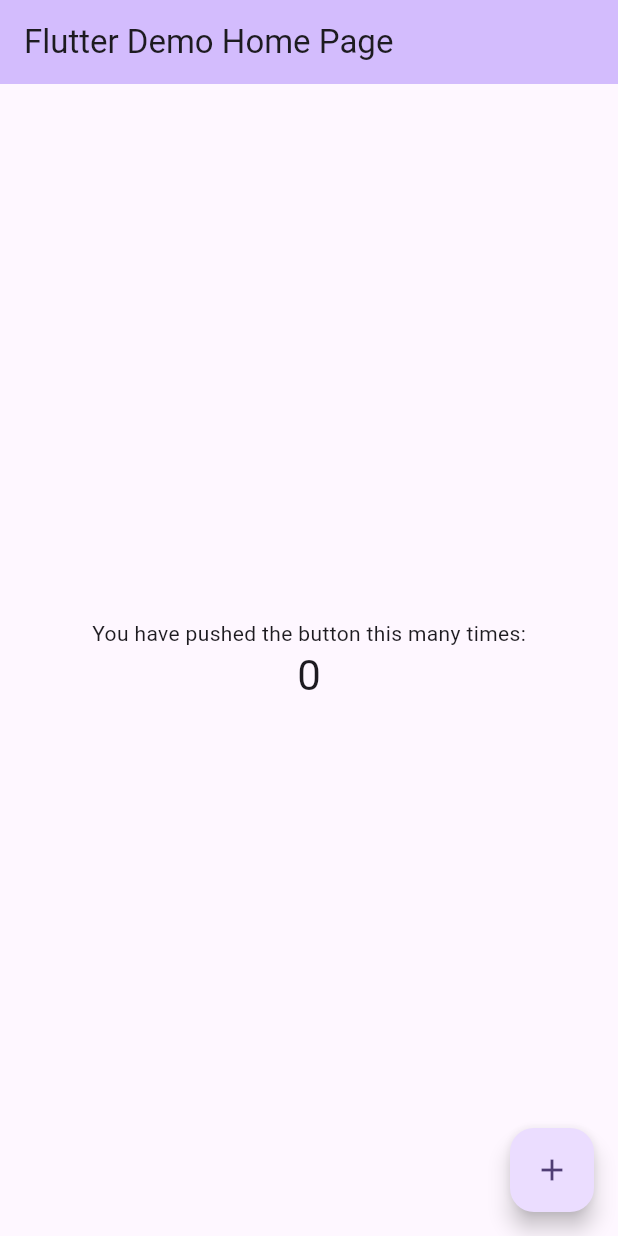
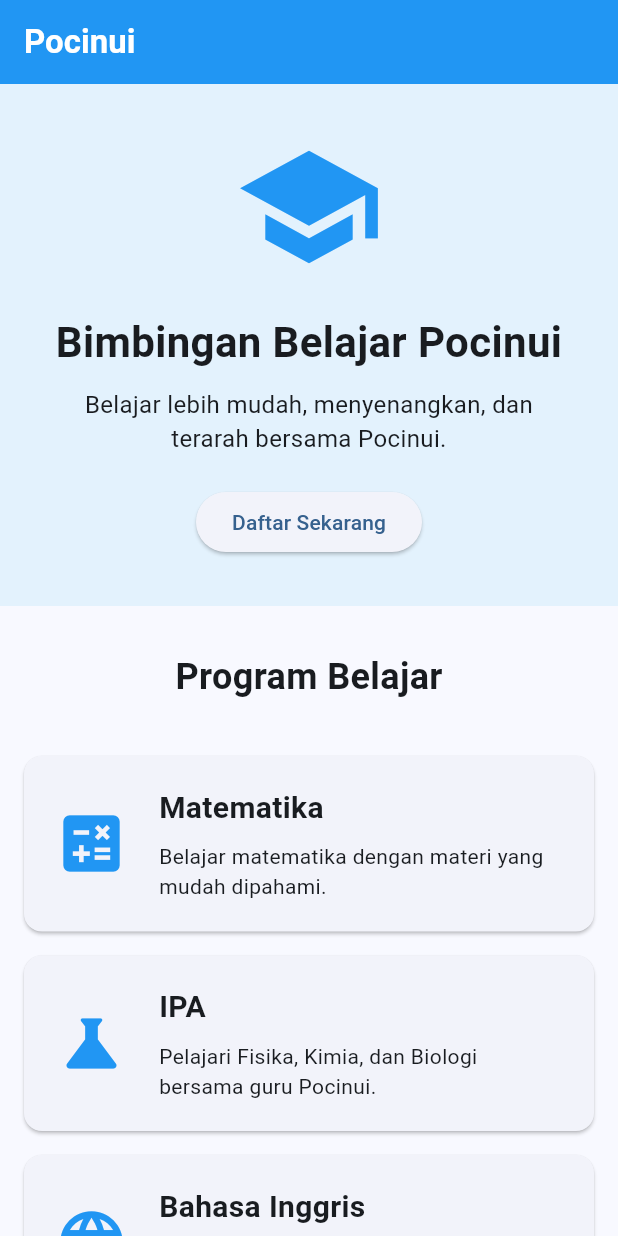
Before and after one commit to hanasoke/pocinui_apps, a Flutter app: the screen it shows after launch, on a phone screen of 412 x 824 dp. Run offline on Flutter 3.47's test engine with Material 3 defaults, Android fonts, the phone set to English and light mode, and no system bars.

Commit message:
update main.dart

```diff
--- a/lib/main.dart
+++ b/lib/main.dart
@@ -1,122 +1,24 @@
 import 'package:flutter/material.dart';
+import 'pages/home_page.dart';
 
 void main() {
-  runApp(const MyApp());
+  runApp(const PocinuiApp());
 }
 
-class MyApp extends StatelessWidget {
-  const MyApp({super.key});
+class PocinuiApp extends StatelessWidget {
+  const PocinuiApp({super.key});
 
   // This widget is the root of your application.
   @override
   Widget build(BuildContext context) {
     return MaterialApp(
+      debugShowCheckedModeBanner: false,
       title: 'Flutter Demo',
       theme: ThemeData(
-        // This is the theme of your application.
-        //
-        // TRY THIS: Try running your application with "flutter run". You'll see
-        // the application has a purple toolbar. Then, without quitting the app,
-        // try changing the seedColor in the colorScheme below to Colors.green
-        // and then invoke "hot reload" (save your changes or press the "hot
-        // reload" button in a Flutter-supported IDE, or press "r" if you used
-        // the command line to start the app).
-        //
-        // Notice that the counter didn't reset back to zero; the application
-        // state is not lost during the reload. To reset the state, use hot
-        // restart instead.
-        //
-        // This works for code too, not just values: Most code changes can be
-        // tested with just a hot reload.
-        colorScheme: .fromSeed(seedColor: Colors.deepPurple),
+        colorScheme: ColorScheme.fromSeed(seedColor: Colors.blue),
+        useMaterial3: true,
       ),
-      home: const MyHomePage(title: 'Flutter Demo Home Page'),
+      home: const HomePage(),
     );
   }
 }
-
-class MyHomePage extends StatefulWidget {
-  const MyHomePage({super.key, required this.title});
-
-  // This widget is the home page of your application. It is stateful, meaning
-  // that it has a State object (defined below) that contains fields that affect
-  // how it looks.
-
-  // This class is the configuration for the state. It holds the values (in this
-  // case the title) provided by the parent (in this case the App widget) and
-  // used by the build method of the State. Fields in a Widget subclass are
-  // always marked "final".
-
-  final String title;
-
-  @override
-  State<MyHomePage> createState() => _MyHomePageState();
-}
-
-class _MyHomePageState extends State<MyHomePage> {
-  int _counter = 0;
-
-  void _incrementCounter() {
-    setState(() {
-      // This call to setState tells the Flutter framework that something has
-      // changed in this State, which causes it to rerun the build method below
-      // so that the display can reflect the updated values. If we changed
-      // _counter without calling setState(), then the build method would not be
-      // called again, and so nothing would appear to happen.
-      _counter++;
-    });
-  }
-
-  @override
-  Widget build(BuildContext context) {
-    // This method is rerun every time setState is called, for instance as done
-    // by the _incrementCounter method above.
-    //
-    // The Flutter framework has been optimized to make rerunning build methods
-    // fast, so that you can just rebuild anything that needs updating rather
-    // than having to individually change instances of widgets.
-    return Scaffold(
-      appBar: AppBar(
-        // TRY THIS: Try changing the color here to a specific color (to
-        // Colors.amber, perhaps?) and trigger a hot reload to see the AppBar
-        // change color while the other colors stay the same.
-        backgroundColor: Theme.of(context).colorScheme.inversePrimary,
-        // Here we take the value from the MyHomePage object that was created by
-        // the App.build method, and use it to set our appbar title.
-        title: Text(widget.title),
-      ),
-      body: Center(
-        // Center is a layout widget. It takes a single child and positions it
-        // in the middle of the parent.
-        child: Column(
-          // Column is also a layout widget. It takes a list of children and
-          // arranges them vertically. By default, it sizes itself to fit its
-          // children horizontally, and tries to be as tall as its parent.
-          //
-          // Column has various properties to control how it sizes itself and
-          // how it positions its children. Here we use mainAxisAlignment to
-          // center the children vertically; the main axis here is the vertical
-          // axis because Columns are vertical (the cross axis would be
-          // horizontal).
-          //
-          // TRY THIS: Invoke "debug painting" (choose the "Toggle Debug Paint"
-          // action in the IDE, or press "p" in the console), to see the
-          // wireframe for each widget.
-          mainAxisAlignment: .center,
-          children: [
-            const Text('You have pushed the button this many times:'),
-            Text(
-              '$_counter',
-              style: Theme.of(context).textTheme.headlineMedium,
-            ),
-          ],
-        ),
-      ),
-      floatingActionButton: FloatingActionButton(
-        onPressed: _incrementCounter,
-        tooltip: 'Increment',
-        child: const Icon(Icons.add),
-      ),
-    );
-  }
-}
--- a/lib/pages/home_page.dart
+++ b/lib/pages/home_page.dart
@@ -0,0 +1,128 @@
+import 'package:flutter/material.dart';
+
+class HomePage extends StatelessWidget {
+  const HomePage({super.key});
+
+  @override
+  Widget build(BuildContext context) {
+    return Scaffold(
+      appBar: AppBar(
+        title: const Text(
+          'Pocinui',
+          style: TextStyle(fontWeight: FontWeight.bold),
+        ),
+        backgroundColor: Colors.blue,
+        foregroundColor: Colors.white,
+      ),
+
+      body: SingleChildScrollView(
+        child: Column(
+          children: [
+            Container(
+              width: double.infinity,
+              padding: const EdgeInsets.all(32),
+              color: Colors.blue.shade50,
+              child: Column(
+                children: [
+                  const Icon(Icons.school, size: 100, color: Colors.blue),
+
+                  const SizedBox(height: 20),
+
+                  const Text(
+                    'Bimbingan Belajar Pocinui',
+                    textAlign: TextAlign.center,
+                    style: TextStyle(fontSize: 28, fontWeight: FontWeight.bold),
+                  ),
+
+                  const SizedBox(height: 10),
+
+                  const Text(
+                    'Belajar lebih mudah, menyenangkan, dan terarah bersama Pocinui.',
+                    textAlign: TextAlign.center,
+                    style: TextStyle(fontSize: 16),
+                  ),
+
+                  const SizedBox(height: 20),
+
+                  ElevatedButton(
+                    onPressed: () {},
+                    child: const Text('Daftar Sekarang'),
+                  ),
+                ],
+              ),
+            ),
+
+            const SizedBox(height: 30),
+
+            const Text(
+              'Program Belajar',
+              style: TextStyle(fontSize: 24, fontWeight: FontWeight.bold),
+            ),
+
+            const SizedBox(height: 20),
+
+            Padding(
+              padding: const EdgeInsets.all(16),
+              child: Column(
+                children: [
+                  programCard(
+                    Icons.calculate,
+                    'Matematika',
+                    'Belajar matematika dengan materi yang mudah dipahami.',
+                  ),
+
+                  programCard(
+                    Icons.science,
+                    'IPA',
+                    'Pelajari Fisika, Kimia, dan Biologi bersama guru Pocinui.',
+                  ),
+
+                  programCard(
+                    Icons.language,
+                    'Bahasa Inggris',
+                    'Tingkatkan kemampuan grammar, vocabulary, dan speaking.',
+                  ),
+                ],
+              ),
+            ),
+          ],
+        ),
+      ),
+    );
+  }
+
+  Widget programCard(IconData icon, String title, String description) {
+    return Card(
+      margin: const EdgeInsets.only(bottom: 16),
+      child: Padding(
+        padding: const EdgeInsets.all(20),
+        child: Row(
+          children: [
+            Icon(icon, size: 50, color: Colors.blue),
+
+            const SizedBox(width: 20),
+
+            Expanded(
+              child: Column(
+                crossAxisAlignment: CrossAxisAlignment.start,
+                children: [
+                  Text(
+                    title,
+                    style: const TextStyle(
+                      fontSize: 20,
+                      fontWeight: FontWeight.bold,
+                    ),
+                  ),
+
+                  const SizedBox(height: 8),
+
+                  Text(description),
+                ],
+              ),
+            ),
+          ],
+        ),
+      ),
+    );
+  }
+}
```
Also changed, not shown: 1 other file.
